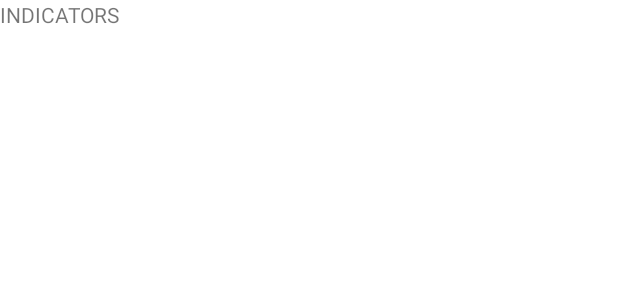
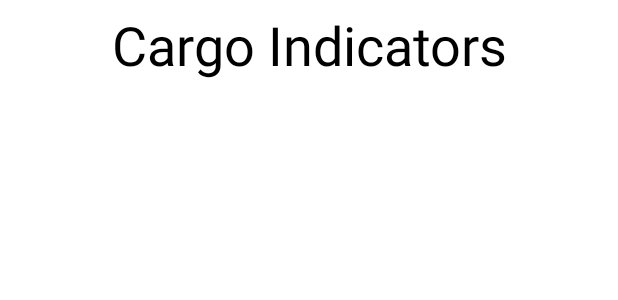
Before and after one commit to DimaMykhnevych/StoreAndDeliver.Mobile, an Android app: the layout fragment_indicators.xml on its own in the app's theme, with its tools: preview values and no code run, on a phone screen of 412 x 824 dp. Shown: the top 300 px of the screen. Run offline under Robolectric (Android 15) with nearby library versions, the phone set to English and light mode, and no system bars.

Commit message:
Add header, progress bar and empty indicators view elements

```diff
--- a/app/src/main/res/layout/fragment_indicators.xml
+++ b/app/src/main/res/layout/fragment_indicators.xml
@@ -1,14 +1,49 @@
 <?xml version="1.0" encoding="utf-8"?>
-<FrameLayout xmlns:android="http://schemas.android.com/apk/res/android"
+<androidx.constraintlayout.widget.ConstraintLayout  xmlns:android="http://schemas.android.com/apk/res/android"
     xmlns:tools="http://schemas.android.com/tools"
+    xmlns:app="http://schemas.android.com/apk/res-auto"
     android:layout_width="match_parent"
     android:layout_height="match_parent"
+    android:layout_margin="5dp"
     tools:context=".fragments.IndicatorsFragment">
 
-    <!-- TODO: Update blank fragment layout -->
-    <TextView
+    <LinearLayout
         android:layout_width="match_parent"
         android:layout_height="match_parent"
-        android:text="INDICATORS" />
+        android:orientation="horizontal">
 
-</FrameLayout>
+        <ProgressBar
+            android:id="@+id/progressBar_indicators"
+            android:layout_width="match_parent"
+            android:layout_height="100dp"
+            android:layout_gravity="center"
+            android:indeterminateTint="@color/design_default_color_primary"
+            android:indeterminateTintMode="src_atop"
+            android:visibility="invisible" />
+    </LinearLayout>
+
+    <TextView
+        android:id="@+id/indicators_header"
+        android:layout_width="match_parent"
+        android:layout_height="wrap_content"
+        app:layout_constraintTop_toTopOf="parent"
+        android:text="@string/cargo_indicators"
+        android:textColor="@color/black"
+        android:textSize="36sp"
+        android:textAlignment="center"/>
+
+    <TextView
+        android:id="@+id/empty_indicators_text"
+        android:layout_width="match_parent"
+        android:layout_height="wrap_content"
+        android:text="@string/empty_indicators"
+        android:textAlignment="center"
+        android:textColor="@color/black"
+        android:textSize="20sp"
+        android:visibility="invisible"
+        app:layout_constraintBottom_toBottomOf="parent"
+        app:layout_constraintLeft_toLeftOf="parent"
+        app:layout_constraintRight_toRightOf="parent"
+        app:layout_constraintTop_toBottomOf="@id/indicators_header" />
+
+</androidx.constraintlayout.widget.ConstraintLayout >
--- a/app/src/main/res/values/strings.xml
+++ b/app/src/main/res/values/strings.xml
@@ -98,4 +98,6 @@
     <string name="luminosity_unit">Luminosity Unit:</string>
     <!--UNITS PANEL -->
     <string name="choose_language">Choose language:</string>
+    <string name="cargo_indicators">Cargo Indicators</string>
+    <string name="empty_indicators">You have not active cargo requests to show the cargo indicators</string>
 </resources>
```
Also changed, not shown: app/src/main/java/com/example/storeanddeliver/fragments/IndicatorsFragment.kt (+27 -2 lines), 1 other file.
